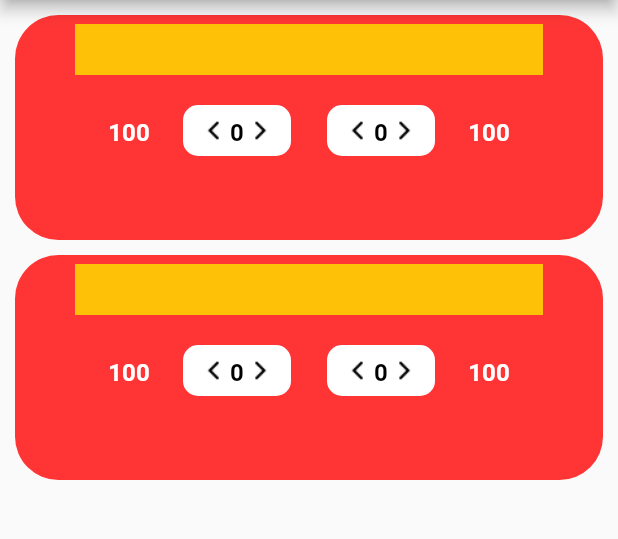
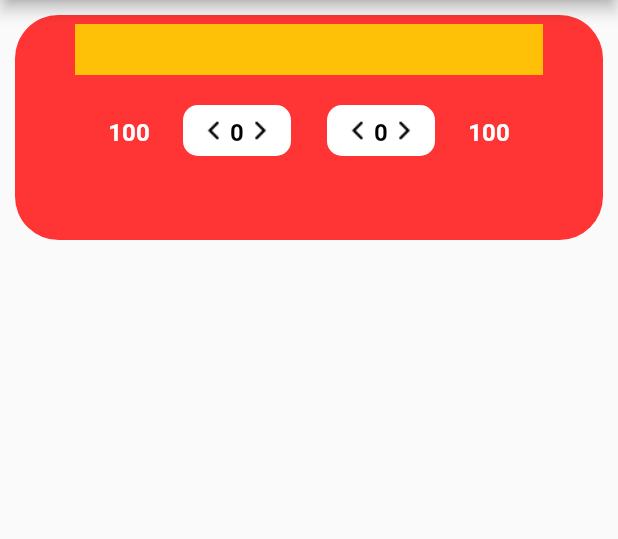
Before and after one commit to NaphatNu/Myapp, a Flutter app: the screen it shows after launch, on a phone screen of 412 x 824 dp, the part 84-623 px from its top. Run offline on Flutter 3.47's test engine with Material 2 defaults, Android fonts, the phone set to English and light mode, and no system bars.

Commit message:
ลบ box

```diff
--- a/mybasicapp/lib/main.dart
+++ b/mybasicapp/lib/main.dart
@@ -39,8 +39,7 @@ class _MyHomePageState extends State<MyHomePage> {
         body: Padding(
           padding: EdgeInsets.all(10.0),
           child:  Column(children: [
-            MyBox(),SizedBox(height: 10,),
-            MyBox()
+            MyBox(),SizedBox(height: 10,)
           ],)
         ));
   }
```
